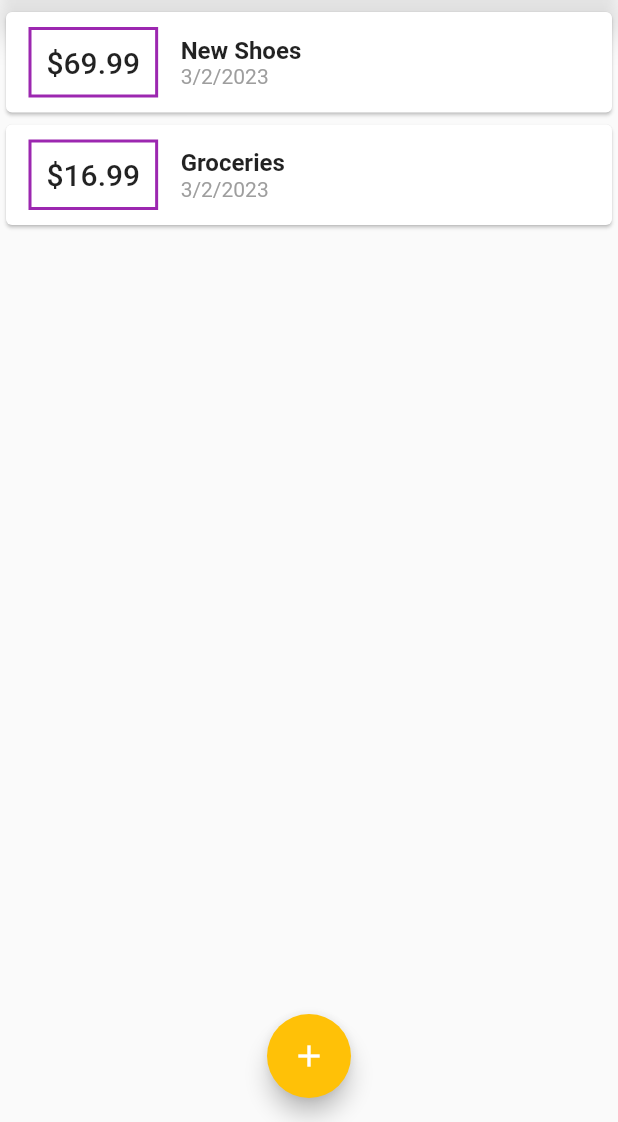
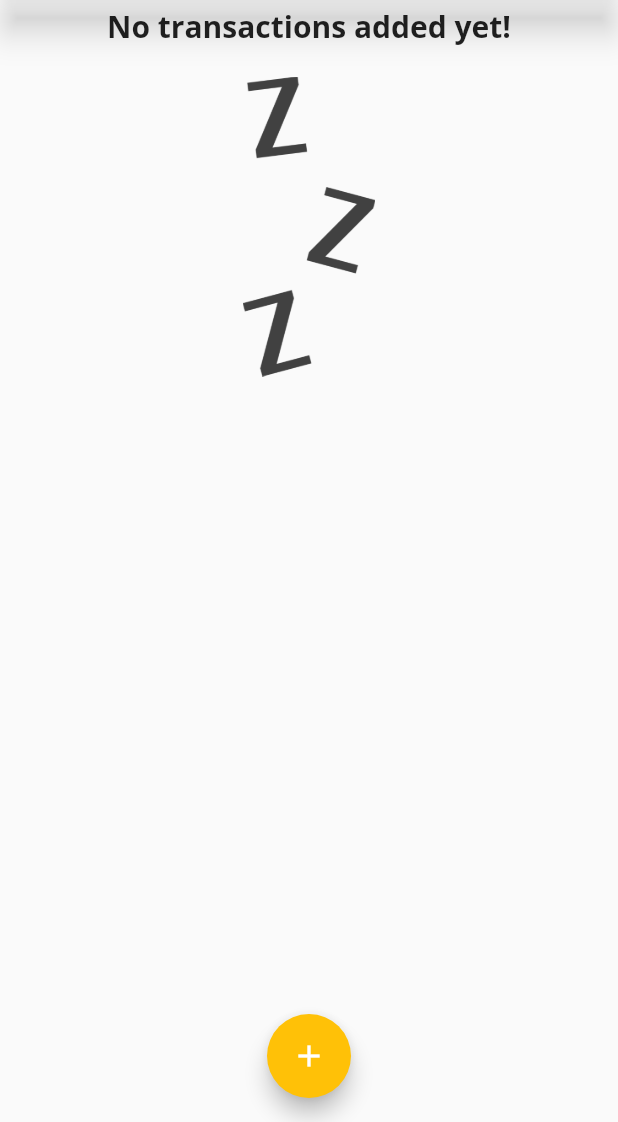
Before and after one commit to delwinbest/flutter_complete_guide, a Flutter app: the screen it shows after launch, on a phone screen of 412 x 824 dp, the part 114-1236 px from its top. Run offline on Flutter 3.47's test engine with Material 2 defaults, Android fonts, the phone set to English and light mode, and no system bars.

Commit message:
add image in cost of no transactions

```diff
--- a/lib/main.dart
+++ b/lib/main.dart
@@ -46,10 +46,10 @@ class _MyHomePageState extends State<MyHomePage> {
   final amountController = TextEditingController();
 
   final List<Transaction> _userTransactions = [
-    Transaction(
-        id: 't1', title: 'New Shoes', amount: 69.99, date: DateTime.now()),
-    Transaction(
-        id: 't2', title: 'Groceries', amount: 16.99, date: DateTime.now())
+    // Transaction(
+    //     id: 't1', title: 'New Shoes', amount: 69.99, date: DateTime.now()),
+    // Transaction(
+    //     id: 't2', title: 'Groceries', amount: 16.99, date: DateTime.now())
   ];
 
   void _addNewTransaction(String newtitle, double newAmount) {
--- a/lib/widgets/transaction_list.dart
+++ b/lib/widgets/transaction_list.dart
@@ -10,13 +10,31 @@ class TransactionList extends StatelessWidget {
   Widget build(BuildContext context) {
     return SizedBox(
         height: 600,
-        child: ListView.builder(
+        child: transactions.isEmpty
+            ? Column(
+                children: <Widget>[
+                  Text(
+                    "No transactions added yet!",
+                    style: Theme.of(context).textTheme.titleMedium,
+                  ),
+                  const SizedBox(
+                    height: 20,
+                  ),
+                  SizedBox(
+                      height: 200,
+                      child: Image.asset(
+                        'assets/images/waiting.png',
+                        fit: BoxFit.cover,
+                      )),
+                ],
+              )
+            : ListView.builder(
                 itemBuilder: (ctx, index) {
                   return Card(
                       child: Row(children: <Widget>[
                     Container(
-                margin:
-                    const EdgeInsets.symmetric(vertical: 10, horizontal: 15),
+                      margin: const EdgeInsets.symmetric(
+                          vertical: 10, horizontal: 15),
                       decoration: BoxDecoration(
                         border: Border.all(
                           color: Theme.of(context).primaryColor,
--- a/pubspec.yaml
+++ b/pubspec.yaml
@@ -59,8 +59,8 @@ flutter:
   uses-material-design: true
 
   # To add assets to your application, add an assets section, like this:
-  # assets:
-  #   - images/a_dot_burr.jpeg
+  assets:
+    - assets/images/waiting.png
   #   - images/a_dot_ham.jpeg
 
   # An image asset can refer to one or more resolution-specific "variants", see
```
Also changed, not shown: assets/images/waiting.png (added). Lines whose indentation alone changed are shown as unchanged.
